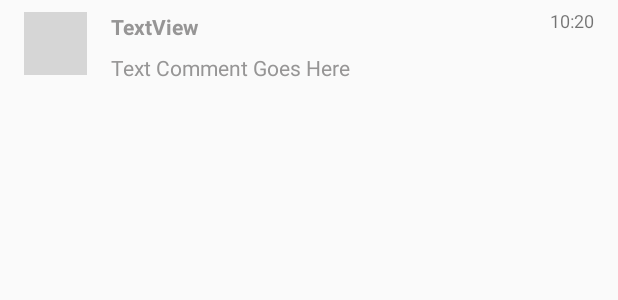
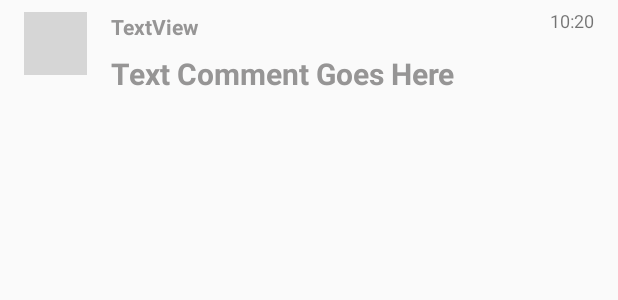
Before and after one commit to OrCohenAdiv/UnspleashPlatform, an Android app: the layout row_comment.xml on its own in the app's theme, with its tools: preview values and no code run, on a phone screen of 412 x 824 dp. Shown: the top 300 px of the screen. Run offline under Robolectric (Android 15) with nearby library versions, the phone set to English and light mode, and no system bars; Roboto replaces fonts that are not available here; grey boxes are pictures that could not be loaded.

Commit message:
Add files via upload

```diff
--- a/FinalProjectSeminar/app/src/main/res/layout/fragment_main.xml
+++ b/FinalProjectSeminar/app/src/main/res/layout/fragment_main.xml
@@ -28,7 +28,7 @@
         android:layout_marginTop="60dp"
         android:layout_marginEnd="176dp"
         android:fontFamily="@font/akronim"
-        android:text="@string/unsplesh_platform"
+        android:text="@string/unsplash_platform"
         android:textColor="#FFFFFF"
         android:textSize="56sp"
         android:textStyle="bold"
--- a/FinalProjectSeminar/app/src/main/res/layout/row_comment.xml
+++ b/FinalProjectSeminar/app/src/main/res/layout/row_comment.xml
@@ -41,6 +41,8 @@
         android:layout_marginRight="8dp"
         android:layout_marginBottom="8dp"
         android:text="Text Comment Goes Here"
+        android:textStyle="bold"
+        android:textSize="20sp"
         android:textColor="#969595"
         app:layout_constraintBottom_toBottomOf="parent"
         app:layout_constraintEnd_toEndOf="parent"
--- a/FinalProjectSeminar/app/src/main/res/values/strings.xml
+++ b/FinalProjectSeminar/app/src/main/res/values/strings.xml
@@ -1,12 +1,11 @@
 <resources>
     <string name="app_name">MyUnspleshPlatform</string>
-    <string name="unsplesh_platform">Unsplesh Platform</string>
+    <string name="unsplash_platform">Unsplash Platform</string>
     <string name="register">REGISTER</string>
     <string name="log_in">LOG-IN</string>
     <string name="email">Email</string>
     <string name="password">Password</string>
     <string name="login_title">Login</string>
-    <string name="registar">Registar</string>
     <string name="signout">Signout</string>
     <string name="create_act">Create Account</string>
     <string name="post_title">Post Title...</string>
```
Also changed, not shown: 1 other file.
